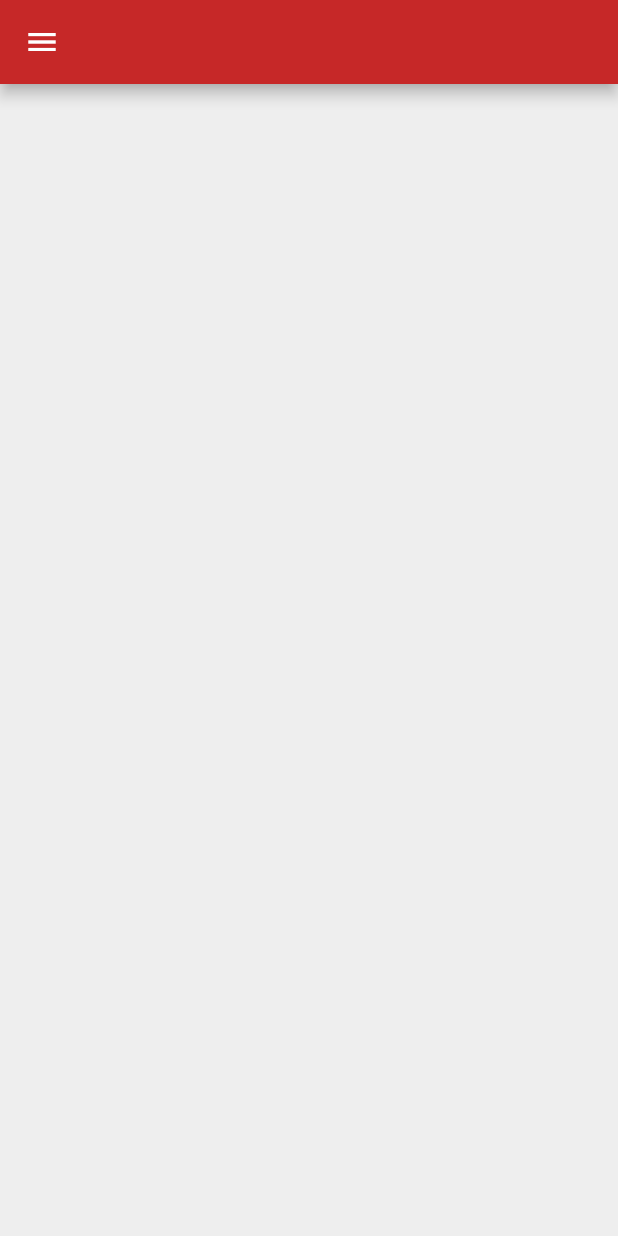
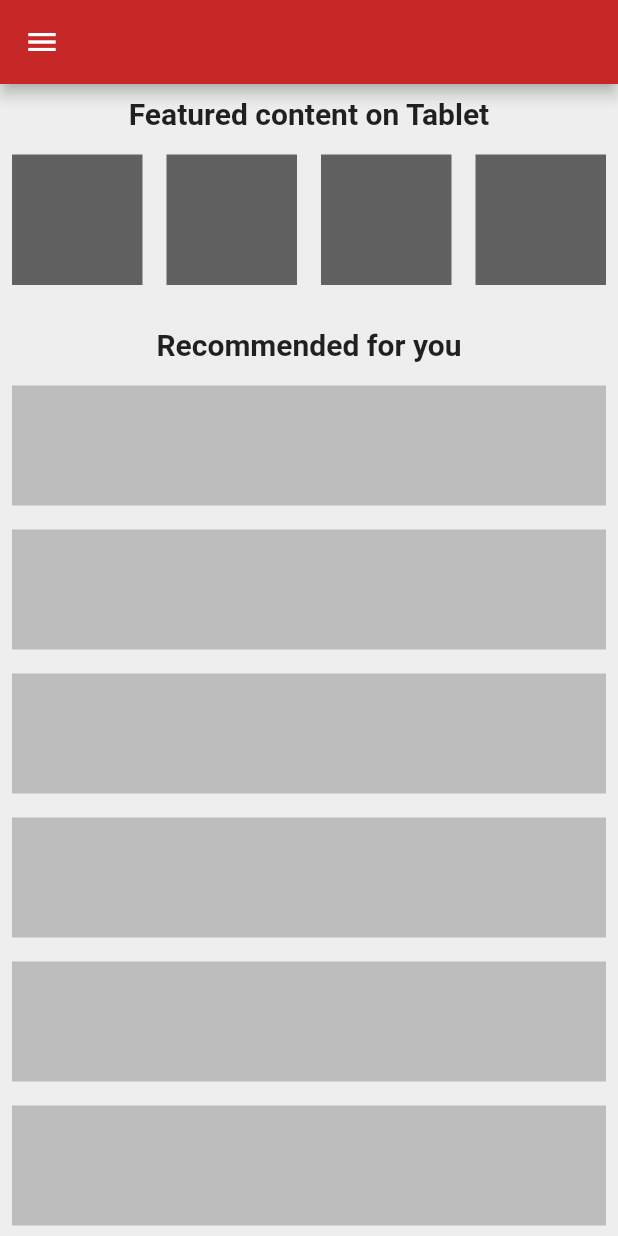
Before and after one commit to sam-ebe/flutter_responsiveness, a Flutter app: the TabletScaffold screen opened directly, on a phone screen of 412 x 824 dp. Run offline on Flutter 3.47's test engine with Material 2 defaults, Android fonts, the phone set to English and light mode, and no system bars; missing offline and left inert: dart:html.

Commit message:
added tablet and mobile layout

```diff
--- a/lib/responsive/mobile_scaffold.dart
+++ b/lib/responsive/mobile_scaffold.dart
@@ -1,6 +1,9 @@
+import 'dart:html';
+
 import 'package:flutter/material.dart';
 import 'package:flutter_responsiveness/constants.dart';
 import 'package:flutter_responsiveness/util/custom_tile.dart';
+import 'package:flutter_responsiveness/util/title_text.dart';
 import 'package:flutter_responsiveness/util/top_box.dart';
 
 class MobileScaffold extends StatefulWidget {
@@ -18,6 +21,7 @@ class _MobileScaffoldState extends State<MobileScaffold> {
       backgroundColor: Theme.of(context).backgroundColor,
       drawer: myDrawer,
       body: Column(children: [
+        TitleText(title: 'Featured content on Mobile'),
         // 4 boxes on the top
         AspectRatio(
           aspectRatio: 1,
@@ -35,6 +39,8 @@ class _MobileScaffoldState extends State<MobileScaffold> {
             ),
           ),
         ),
+        SizedBox(height: 12),
+        TitleText(title: 'Recommended for you'),
         // tiles on the bottom
         Expanded(
           child: ListView.builder(
--- a/lib/responsive/responsive_layout.dart
+++ b/lib/responsive/responsive_layout.dart
@@ -20,7 +20,7 @@ class ResponsiveLayout extends StatelessWidget {
       builder: (context, constraints) {
         if (constraints.maxWidth < 500) {
           return mobileScaffold;
-        } else if (constraints.maxWidth < 1100) {
+        } else if (constraints.maxWidth < 900) {
           return tabletScaffold;
         } else {
           return desktopScaffold;
--- a/lib/responsive/tablet_scaffold.dart
+++ b/lib/responsive/tablet_scaffold.dart
@@ -1,5 +1,8 @@
 import 'package:flutter/material.dart';
 import 'package:flutter_responsiveness/constants.dart';
+import 'package:flutter_responsiveness/util/custom_tile.dart';
+import 'package:flutter_responsiveness/util/title_text.dart';
+import 'package:flutter_responsiveness/util/top_box.dart';
 
 class TabletScaffold extends StatefulWidget {
   const TabletScaffold({Key? key}) : super(key: key);
@@ -15,6 +18,37 @@ class _TabletScaffoldState extends State<TabletScaffold> {
       appBar: myAppBar,
       backgroundColor: Theme.of(context).backgroundColor,
       drawer: myDrawer,
+      body: Column(children: [
+        TitleText(title: 'Featured content on Tablet'),
+        // 4 boxes on the top
+        AspectRatio(
+          aspectRatio: 4,
+          child: SizedBox(
+            width: double.infinity,
+            child: GridView.builder(
+              primary:
+                  false, // Error fixed : ScrollController is currently attached to more than one ScrollPosition.
+              itemCount: 4,
+              gridDelegate:
+                  SliverGridDelegateWithFixedCrossAxisCount(crossAxisCount: 4),
+              itemBuilder: (context, index) {
+                return TopBox();
+              },
+            ),
+          ),
+        ),
+        SizedBox(height: 12),
+        TitleText(title: 'Recommended for you'),
+        // tiles on the bottom
+        Expanded(
+          child: ListView.builder(
+            itemCount: 7,
+            itemBuilder: (context, index) {
+              return CustomTile();
+            },
+          ),
+        )
+      ]),
     );
   }
 }
--- /dev/null
+++ b/lib/util/title_text.dart
@@ -0,0 +1,24 @@
+import 'package:flutter/material.dart';
+
+class TitleText extends StatelessWidget {
+  const TitleText({
+    Key? key,
+    required this.title,
+  }) : super(key: key);
+
+  final String title;
+
+  @override
+  Widget build(BuildContext context) {
+    return Padding(
+      padding: const EdgeInsets.all(8.0),
+      child: Text(
+        title,
+        style: TextStyle(
+          fontSize: 20,
+          fontWeight: FontWeight.bold,
+        ),
+      ),
+    );
+  }
+}
```
Also changed, not shown: lib/responsive/desktop_scaffold.dart (+46 -1 lines).
